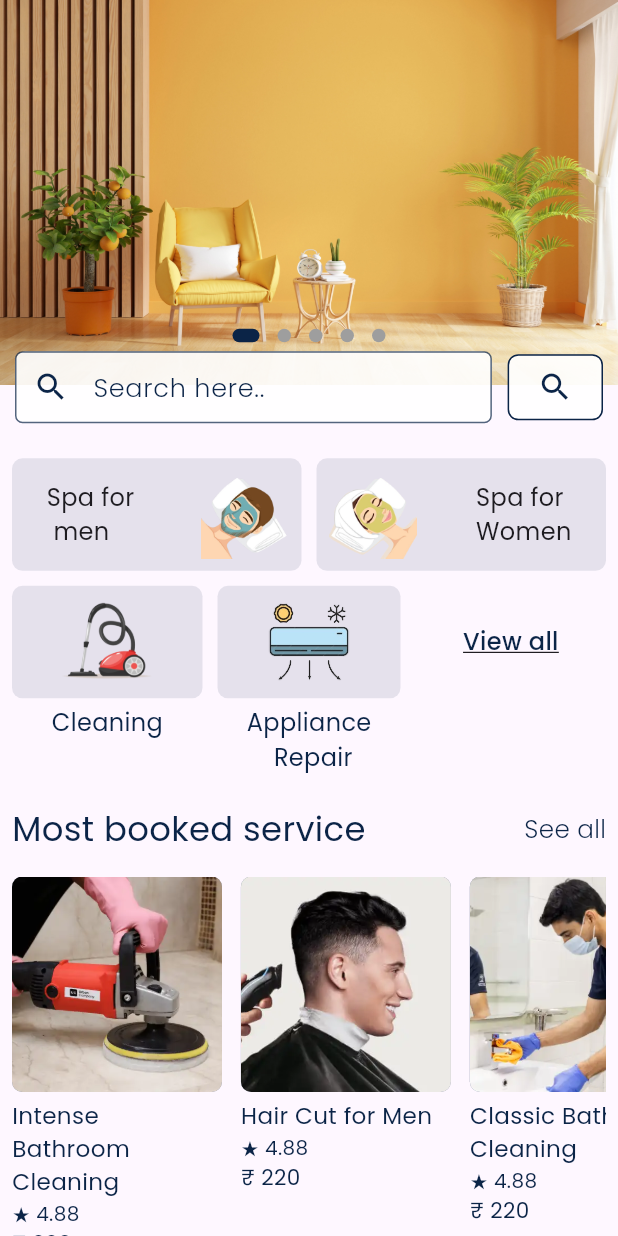
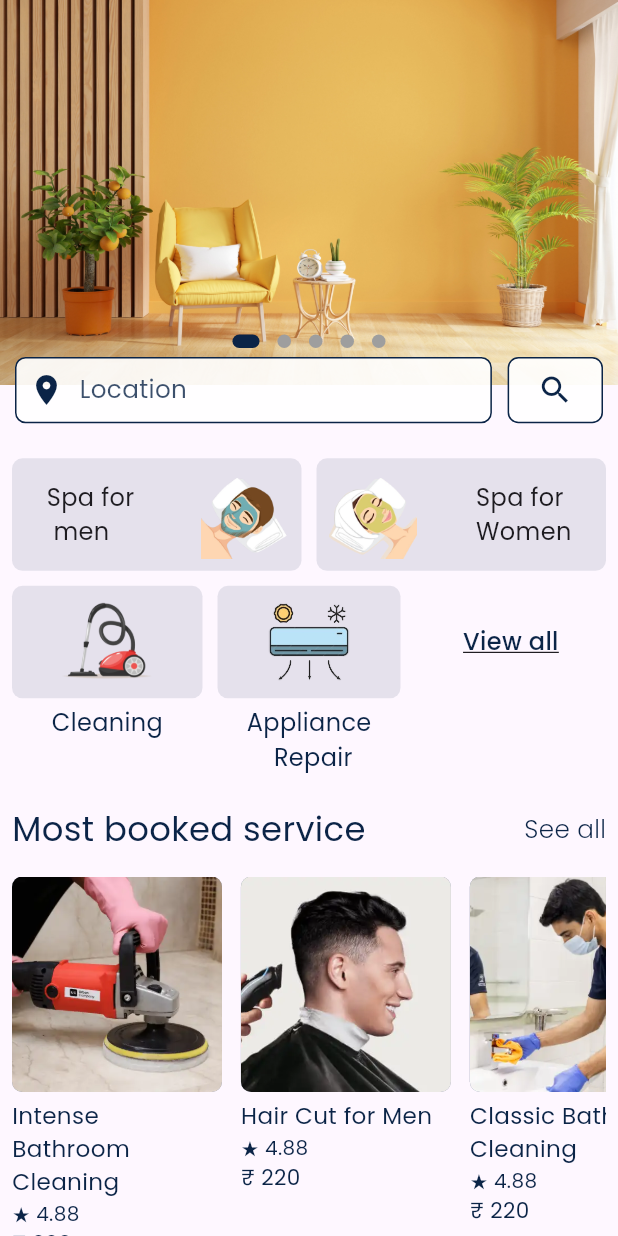
Before and after one commit to projectsem66/city_serve_user, a Flutter app: the Dashboard screen opened directly, on a phone screen of 412 x 824 dp. Run offline on Flutter 3.47's test engine with Material 3 defaults, Android fonts, the phone set to English and light mode, and no system bars; drawn by our look-alikes of carousel_slider, dots_indicator, flutter_bounce; our stand-ins replace get, google_fonts.

Commit message:
changes by master

```diff
--- a/lib/src/page/dashboard.dart
+++ b/lib/src/page/dashboard.dart
@@ -295,43 +295,25 @@ class _DashboardState extends State<Dashboard> {
                           Expanded(
                             flex: 5,
                             child: Container(
-                              decoration: BoxDecoration(
-                                  color: Colors.white.withOpacity(0.9),
+                              height: dimension.height43,
+                              decoration: BoxDecoration(color: Colors.white.withOpacity(0.9),
+                                  border: Border.all(color: AppColors.Colorq),
                                   borderRadius: BorderRadius.circular(7)),
-                              child: TextFormField(
-                                onTap: () {
-                                  Get.to(SearchPage());
-                                },
-                                autofocus: false,
-                                keyboardType: TextInputType.text,
-                                cursorColor: Colors.black,
-                                style: TextStyle(
-                                  fontSize: 18,
-                                  color: Colors.black,
+                              child: Padding(
+                                padding: const EdgeInsets.all(8.0),
+                                child: Row(
+                                  children: [
+                                    Icon(Icons.location_on,color: AppColors.Colorq,),
+                                    SizedBox(
+                                      width: 10,
                                     ),
-                                decoration: InputDecoration(
-                                  prefixIcon: Icon(Icons.search,
-                                      color: AppColors.Colorq),
-                                  floatingLabelBehavior:
-                                      FloatingLabelBehavior.always,
-                                  hintText: "Search here..",
-                                  hintStyle: GoogleFonts.poppins(
-                                      color: AppColors.Colorq,
-                                      fontSize: 17,
-                                      fontWeight: FontWeight.w300),
-                                  contentPadding:
-                                      EdgeInsets.fromLTRB(5, 10, 5, 0),
-                                  focusedBorder: OutlineInputBorder(
-                                    borderSide:
-                                        BorderSide(color: AppColors.Colorq),
-                                    borderRadius: BorderRadius.circular(7.0),
+                                    Text(
+                                      "Location",
+                                      style: GoogleFonts.poppins(
+                                          fontSize: dimension.height16,
+                                          color: AppColors.Colorq.withOpacity(0.8)),
                                     ),
-                                  enabledBorder: OutlineInputBorder(
-                                    borderSide: BorderSide(
-                                        color:
-                                            AppColors.Colorq.withOpacity(0.7)),
-                                    borderRadius: BorderRadius.circular(5.0),
-                                  ),
+                                  ],
                                 ),
                               ),
                             ),
@@ -341,6 +323,11 @@ class _DashboardState extends State<Dashboard> {
                           ),
                           Expanded(
                             flex: 1,
+                            child: Bounce(
+                              duration: Duration(milliseconds: 200),
+                              onPressed: () {
+                                Get.to(SearchPage());
+                              },
                               child: Container(
                                 height: dimension.height43,
                                 decoration: BoxDecoration(
@@ -351,6 +338,7 @@ class _DashboardState extends State<Dashboard> {
                                 child: Icon(
                                   Icons.search,
                                   color: AppColors.Colorq,
+                                ),
                               ),
                             ),
                           ),
```
Also changed, not shown: pubspec.lock. Lines whose indentation alone changed are shown as unchanged.
